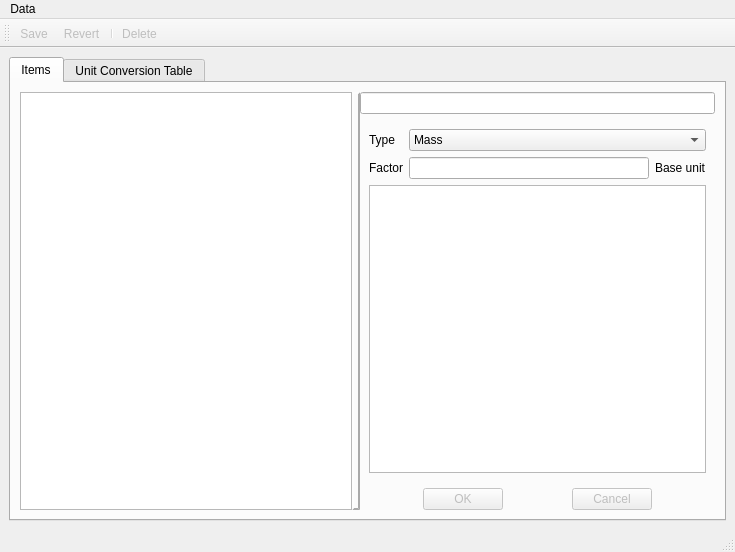
mnowiasz/qisit, file src/qisit/qt/dataeditor/ui/data_editor.ui: the form before one commit.
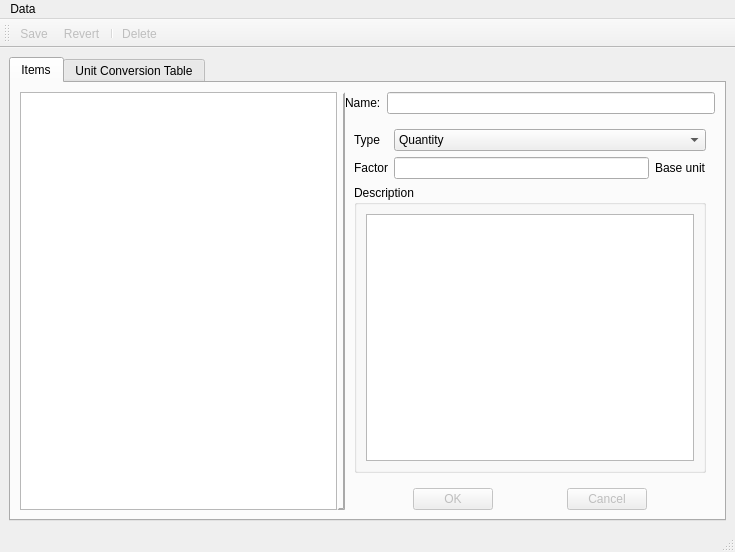
The form after the commit. The open tabs and pages were chosen to show the change. Icons and pictures are not drawn.

Commit message: Some refactoring, found a bug in dragging yield_units, continued working on the data editor

The edit to the form file:
```diff
--- a/src/qisit/qt/dataeditor/ui/data_editor.ui
+++ b/src/qisit/qt/dataeditor/ui/data_editor.ui
@@ -62,12 +62,23 @@
           <widget class="QWidget" name="layoutWidget">
            <layout class="QVBoxLayout" name="verticalLayout">
             <item>
+             <layout class="QHBoxLayout" name="horizontalLayout_4">
+              <item>
+               <widget class="QLabel" name="nameLabel">
+                <property name="text">
+                 <string>Name:</string>
+                </property>
+               </widget>
+              </item>
+              <item>
              <widget class="QLineEdit" name="nameLineEdit">
               <property name="readOnly">
                <bool>true</bool>
               </property>
              </widget>
             </item>
+             </layout>
+            </item>
             <item>
              <widget class="QStackedWidget" name="stackedWidget">
               <property name="currentIndex">
@@ -146,7 +157,7 @@
                </layout>
               </widget>
               <widget class="QWidget" name="ingredientUnit">
-               <layout class="QVBoxLayout" name="verticalLayout_7">
+               <layout class="QVBoxLayout" name="verticalLayout_9">
                 <item>
                  <layout class="QGridLayout" name="gridLayout">
                   <item row="1" column="0">
@@ -184,6 +195,15 @@
                     <property name="editable">
                      <bool>false</bool>
                     </property>
+                    <item>
+                     <property name="text">
+                      <string>Quantity</string>
+                     </property>
+                     <property name="icon">
+                      <iconset resource="../../resources/resources.qrc">
+                       <normaloff>:/icons/sum.png</normaloff>:/icons/sum.png</iconset>
+                     </property>
+                    </item>
                     <item>
                      <property name="text">
                       <string>Mass</string>
@@ -225,7 +245,16 @@
                  </layout>
                 </item>
                 <item>
+                 <widget class="QGroupBox" name="groupBox_2">
+                  <property name="title">
+                   <string>Description</string>
+                  </property>
+                  <layout class="QVBoxLayout" name="verticalLayout_7">
+                   <item>
                  <widget class="QPlainTextEdit" name="unitDescriptionTextEdit"/>
+                   </item>
+                  </layout>
+                 </widget>
                 </item>
                </layout>
               </widget>
```
Left out of the diff: 20 changed lines with no effect on the pictures. Lines whose indentation alone changed are shown as unchanged. The commit also changes 4 other files.
